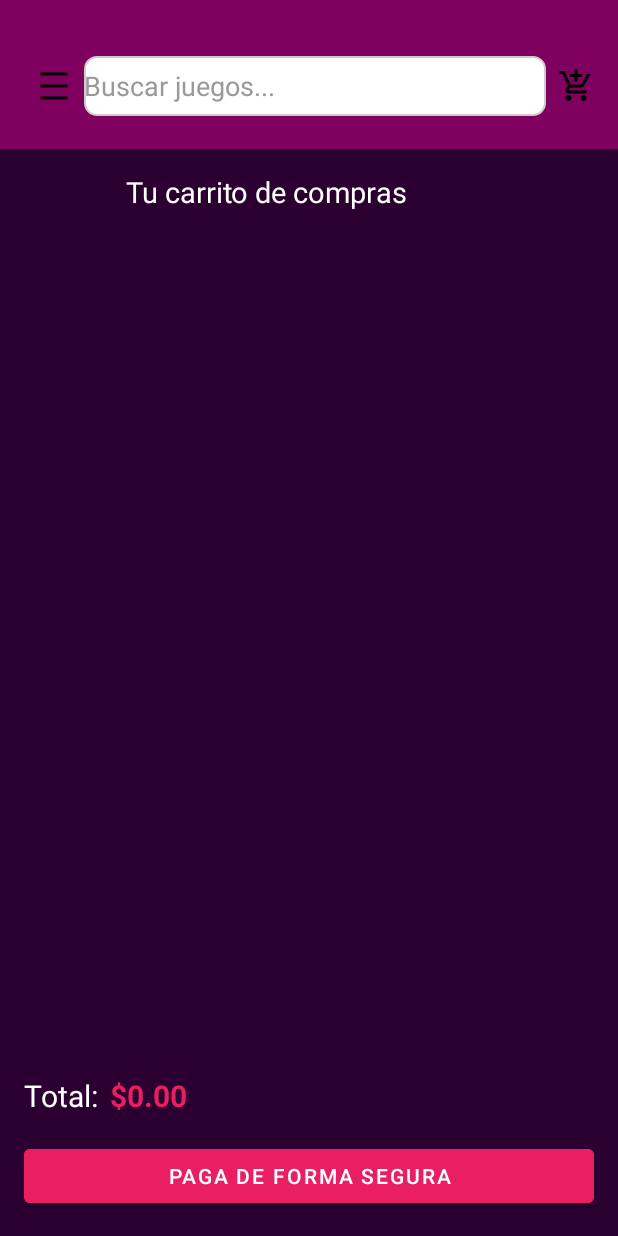
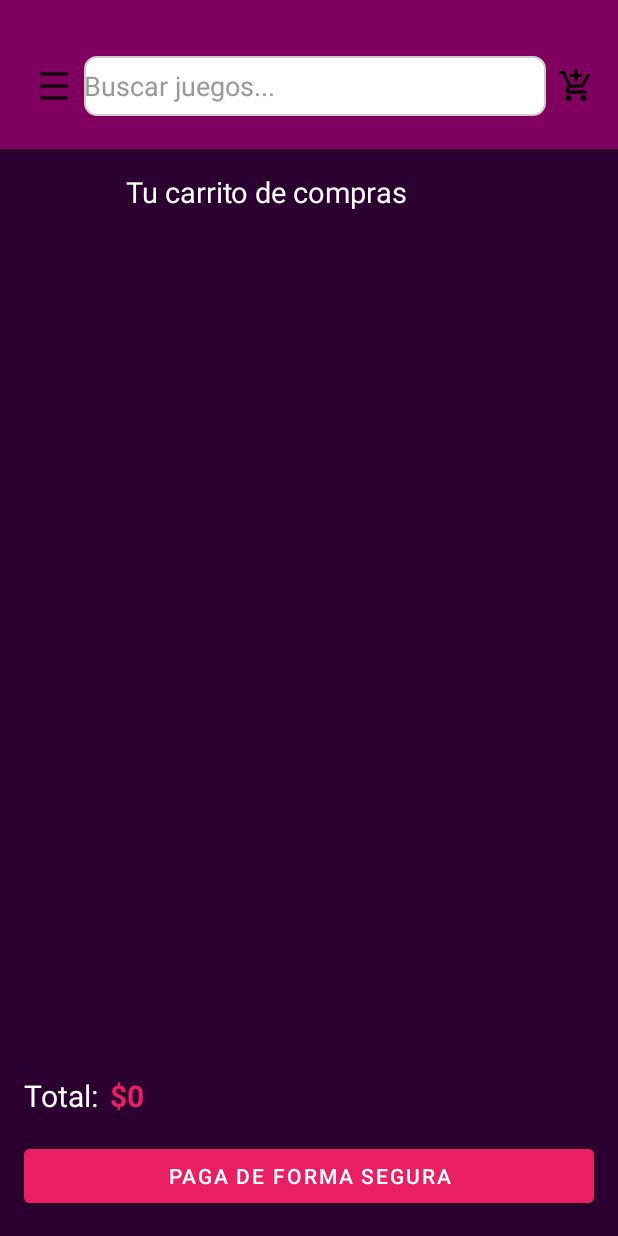
Before and after one commit to LevelUpGamer/LevelUpGamer-AppMovil, an Android app built with Jetpack Compose: the CartActivity screen opened directly, with no data from a screen before it, on a phone screen of 412 x 824 dp. Run offline under Robolectric (Android 15) with nearby library versions, the phone set to English and light mode, and no system bars.

```diff
--- a/app/src/main/java/com/example/levelupgamer/view/CartActivity.kt
+++ b/app/src/main/java/com/example/levelupgamer/view/CartActivity.kt
@@ -17,6 +17,8 @@ import com.example.levelupgamer.adapter.CartAdapter
 import com.example.levelupgamer.view.MainActivity
 import com.example.levelupgamer.view.LoginActivity
 import com.google.android.material.navigation.NavigationView
+import java.text.NumberFormat
+import java.util.Locale
 
 class CartActivity : AppCompatActivity() {
 
@@ -75,19 +77,34 @@ class CartActivity : AppCompatActivity() {
 
 
     private fun setupRecyclerView() {
-        // Asegúrate de que CarritoAdapter exista y acepte List<Producto>
-        val adapter = CartAdapter(CarritoManager.items)
+
+        // **SOLUCIÓN:** Asegúrate de que estás pasando el callback al constructor
+        val adapter = CartAdapter(
+            items = CarritoManager.items,
+            // Pasamos la función que recalcula y actualiza la UI
+            onItemRemovedCallback = { updateCartUI() }
+        )
+
         recyclerView.layoutManager = LinearLayoutManager(this)
         recyclerView.adapter = adapter
     }
 
     private fun updateCartUI() {
-        // 1. Notificar al adapter que la lista de productos cambió
+
         (recyclerView.adapter as? CartAdapter)?.updateItems(CarritoManager.items)
 
-        // 2. Actualizar el valor total
+
         val total = CarritoManager.calcularTotal()
-        // Formato: Muestra el total con dos decimales, incluso si son cero
-        totalTextView.text = "$${String.format("%.2f", total)}"
+
+
+        val format = NumberFormat.getNumberInstance(Locale("es", "CL"))
+        format.maximumFractionDigits = 0 // No mostrar decimales (ej: 0.00)
+        format.minimumFractionDigits = 0 // Asegura que no haya decimales
+
+
+        val totalFormateado = format.format(total)
+
+
+        totalTextView.text = "$$totalFormateado"
     }
 }
```
